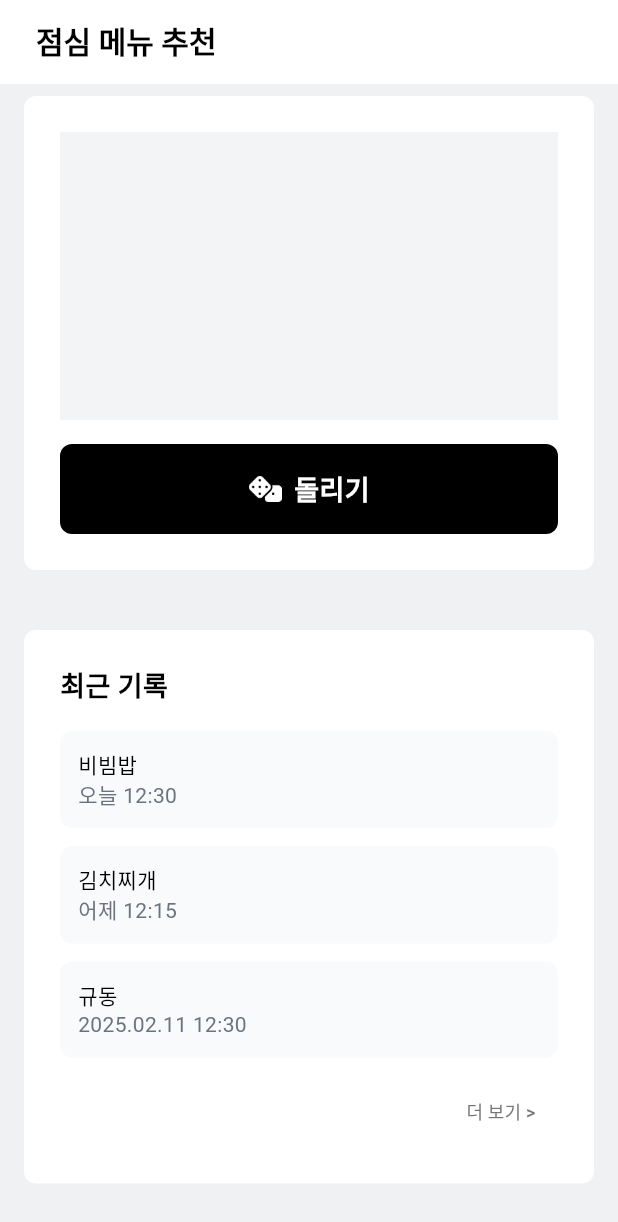
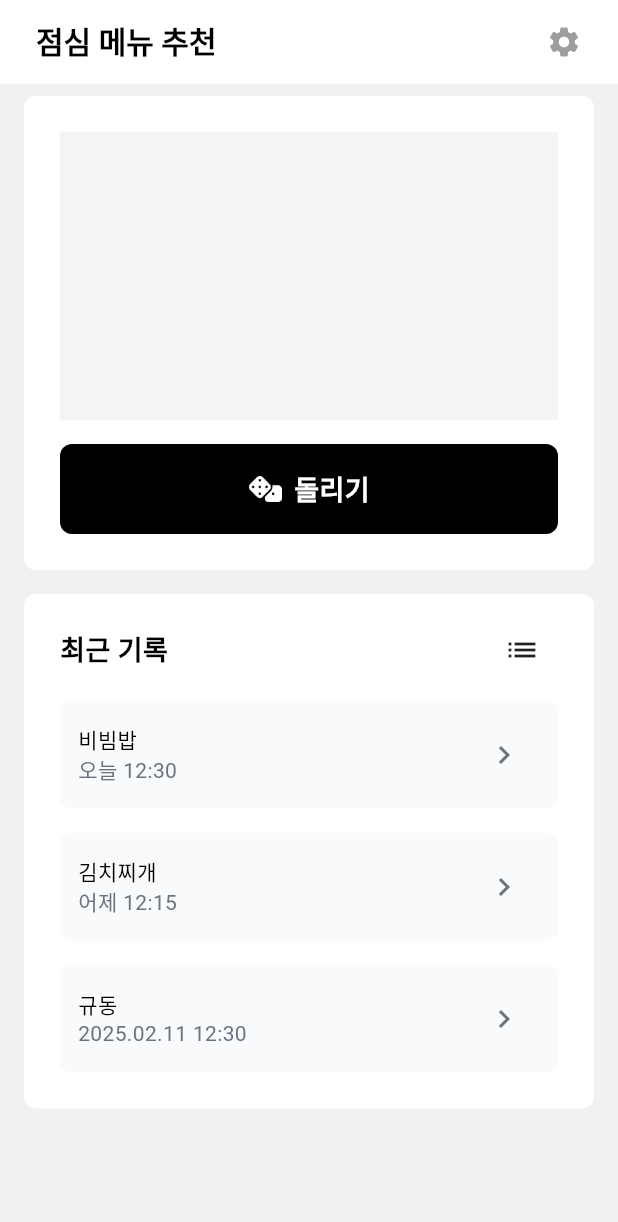
Before and after one commit to PaikBean/lunch_mate, a Flutter app: the screen it shows after launch, on a phone screen of 412 x 824 dp. Shown: the top 1222 px of the screen. Run offline on Flutter 3.47's test engine with Material 3 defaults, Android fonts, the phone set to English and light mode, and no system bars.

Commit message:
[FEAT] 기본 화면 추가

```diff
--- a/lib/views/main_view.dart
+++ b/lib/views/main_view.dart
@@ -1,4 +1,6 @@
 import 'package:flutter/material.dart';
+import 'package:lunch_mate/views/history_view.dart';
+import 'package:lunch_mate/views/setting_view.dart';
 
 class MainView extends StatefulWidget {
   const MainView({super.key});
@@ -18,6 +20,7 @@ class _MainViewState extends State<MainView> {
           title: Padding(
             padding: const EdgeInsets.all(8.0),
             child: Row(
+              mainAxisAlignment: MainAxisAlignment.spaceBetween,
               children: [
                 Text(
                   "점심 메뉴 추천",
@@ -27,6 +30,15 @@ class _MainViewState extends State<MainView> {
                     color:Colors.black
                   ),
                 ),
+                GestureDetector(
+                  onTap: (){
+                    Navigator.push(context, MaterialPageRoute(builder: (context) => SettingView()));
+                  },
+                  child: Icon(
+                    Icons.settings,
+                    color: Colors.grey,
+                  ),
+                )
               ],
             ),
           ),
@@ -50,7 +62,9 @@ class _MainViewState extends State<MainView> {
                     height: 192,
                   ),
                   SizedBox(height: 16),
-                  Container(
+                  GestureDetector(
+                    onTap: (){print("돌리기");},
+                    child: Container(
                       height: 60,
                       decoration: BoxDecoration(
                         borderRadius: BorderRadius.circular(8),
@@ -76,12 +90,13 @@ class _MainViewState extends State<MainView> {
                         ],
                       ),
                     ),
+                  ),
                 ],
               ),
             ),
-            SizedBox(height: 24),
+            SizedBox(height: 8),
             Container(
-              margin: EdgeInsets.symmetric(vertical: 8, horizontal: 16),
+              margin: EdgeInsets.symmetric(horizontal: 16),
               padding: EdgeInsets.all(24),
               width: size.width,
               decoration: BoxDecoration(
@@ -91,12 +106,57 @@ class _MainViewState extends State<MainView> {
               child: Column(
                 crossAxisAlignment: CrossAxisAlignment.start,
                 children: [
+                  Row(
+                    mainAxisAlignment: MainAxisAlignment.spaceBetween,
+                    children: [
                       Text(
                         "최근 기록",
                         style: TextStyle(
                           fontSize: 18,
                           fontWeight: FontWeight.w600,
                           color: Colors.black,
+                        ),
+                      ),
+                      GestureDetector(
+                          onTap: (){
+                            Navigator.push(context, MaterialPageRoute(builder: (context) => HistoryView()));
+                          },
+                          child: Row(
+                            children: [
+                              Icon(Icons.list),
+                              SizedBox(width: 12),
+                            ],
+                          )
+                      ),
+                    ],
+                  ),
+                  SizedBox(height: 20),
+                  Container(
+                    padding: EdgeInsets.all(12),
+                    decoration: BoxDecoration(
+                      borderRadius: BorderRadius.circular(8),
+                      color: Color(0xFFF9FAFB),
+                    ),
+                    child: Row(
+                      mainAxisAlignment: MainAxisAlignment.spaceBetween,
+                      children: [
+                        Column(
+                          crossAxisAlignment: CrossAxisAlignment.start,
+                          children: [
+                            Text("비빔밥", style: TextStyle(fontSize: 14, color: Colors.black)),
+                            Text("오늘 12:30", style: TextStyle(fontSize: 14, color: Color(0xFF6B7280))),
+                          ],
+                        ),
+                        IconButton(
+                          onPressed: () {
+                            print("맛집 찾기로 이동");
+                          },
+                          icon: Icon(
+                            Icons.chevron_right,
+                            color: Color(0xFF6B7280),
+                          ),
+                        ),
+                      ],
                     ),
                   ),
                   SizedBox(height: 16),
@@ -107,25 +167,7 @@ class _MainViewState extends State<MainView> {
                       color: Color(0xFFF9FAFB),
                     ),
                     child: Row(
-                      children: [
-                        Column(
-                          crossAxisAlignment: CrossAxisAlignment.start,
-                          children: [
-                            Text("비빔밥", style: TextStyle(fontSize: 14, color: Colors.black)),
-                            Text("오늘 12:30", style: TextStyle(fontSize: 14, color: Color(0xFF6B7280))),
-                          ],
-                        ),
-                      ],
-                    ),
-                  ),
-                  SizedBox(height: 12),
-                  Container(
-                    padding: EdgeInsets.all(12),
-                    decoration: BoxDecoration(
-                      borderRadius: BorderRadius.circular(8),
-                      color: Color(0xFFF9FAFB),
-                    ),
-                    child: Row(
+                      mainAxisAlignment: MainAxisAlignment.spaceBetween,
                       children: [
                         Column(
                           crossAxisAlignment: CrossAxisAlignment.start,
@@ -134,10 +176,19 @@ class _MainViewState extends State<MainView> {
                             Text("어제 12:15", style: TextStyle(fontSize: 14, color: Color(0xFF6B7280))),
                           ],
                         ),
+                        IconButton(
+                          onPressed: () {
+                            print("맛집 찾기로 이동");
+                          },
+                          icon: Icon(
+                            Icons.chevron_right,
+                            color: Color(0xFF6B7280),
+                          ),
+                        ),
                       ],
                     ),
                   ),
-                  SizedBox(height: 12),
+                  SizedBox(height: 16),
                   Container(
                     padding: EdgeInsets.all(12),
                     decoration: BoxDecoration(
@@ -145,6 +196,7 @@ class _MainViewState extends State<MainView> {
                       color: Color(0xFFF9FAFB),
                     ),
                     child: Row(
+                      mainAxisAlignment: MainAxisAlignment.spaceBetween,
                       children: [
                         Column(
                           crossAxisAlignment: CrossAxisAlignment.start,
@@ -153,31 +205,21 @@ class _MainViewState extends State<MainView> {
                             Text("2025.02.11 12:30", style: TextStyle(fontSize: 14, color: Color(0xFF6B7280))),
                           ],
                         ),
-                      ],
-                    ),
-                  ),
-                  SizedBox(height: 12),
-                  Row(
-                    mainAxisAlignment: MainAxisAlignment.end,
-                    children: [
-                      TextButton(
-                        onPressed: (){print("더보기 클릭");},
-                        style: ButtonStyle(
-                          overlayColor: WidgetStatePropertyAll(Colors.transparent)
-                        ),
-                        child: Text(
-                          "더 보기 > ",
-                          style: TextStyle(
-                            fontSize: 12,
-                            color: Colors.grey[600]
-                          ),
+                        IconButton(
+                          onPressed: () {
+                            print("맛집 찾기로 이동");
+                          },
+                          icon: Icon(
+                            Icons.chevron_right,
+                            color: Color(0xFF6B7280),
                           ),
                         ),
                       ],
                     ),
+                  ),
                 ],
               ),
-            )
+            ),
           ],
         ),
       ),
```
Also changed, not shown: lib/views/history_view.dart (added, +36 -0 lines), lib/views/setting_view.dart (added, +47 -0 lines). Lines whose indentation alone changed are shown as unchanged.
